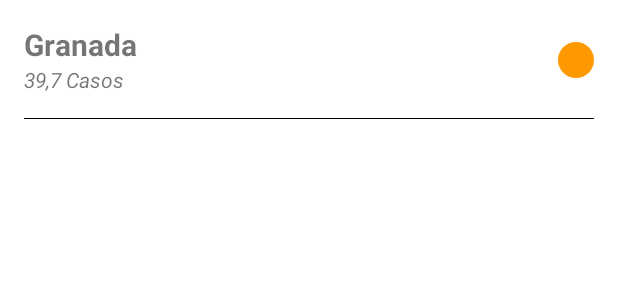
After one commit to OscarMartinCarrillo/IZVExample-1, an Android app: the layout incidence_row.xml on its own in the app's theme, with its tools: preview values and no code run, on a phone screen of 412 x 824 dp. The commit adds this screen. Shown: the top 300 px of the screen. Run offline under Robolectric (Android 15) with nearby library versions, the phone set to English and light mode, and no system bars.

Commit message:
Add simple RecyclerView

```diff
--- a/app/build.gradle
+++ b/app/build.gradle
@@ -1,6 +1,7 @@
 plugins {
     id 'com.android.application'
     id 'kotlin-android'
+    id 'kotlin-android-extensions'
 }
 
 android {
--- a/app/src/main/java/es/voghdev/izvexample/GetIncidenceUseCase.kt
+++ b/app/src/main/java/es/voghdev/izvexample/GetIncidenceUseCase.kt
@@ -9,9 +9,9 @@ class GetIncidenceUseCase(
 ) {
     private val sampleEntries = listOf(
         IncidenceEntry("Granada", 0f),
-        IncidenceEntry("Armilla", 10f),
+        IncidenceEntry("Armilla", 150f),
         IncidenceEntry("Albolote", 580f),
-        IncidenceEntry("Las Gabias", 20f),
+        IncidenceEntry("Las Gabias", 320f),
         IncidenceEntry("Cullar Vega", 15f)
     )
 
--- /dev/null
+++ b/app/src/main/res/drawable/oval_green.xml
@@ -0,0 +1,6 @@
+<?xml version="1.0" encoding="utf-8"?>
+<shape xmlns:android="http://schemas.android.com/apk/res/android"
+    android:shape="oval" >
+    <solid android:color="@color/green" />
+    <corners android:radius="0dp" />
+</shape>
--- /dev/null
+++ b/app/src/main/res/drawable/oval_orange.xml
@@ -0,0 +1,6 @@
+<?xml version="1.0" encoding="utf-8"?>
+<shape xmlns:android="http://schemas.android.com/apk/res/android"
+    android:shape="oval" >
+    <solid android:color="@color/orange" />
+    <corners android:radius="0dp" />
+</shape>
--- /dev/null
+++ b/app/src/main/res/drawable/oval_red.xml
@@ -0,0 +1,6 @@
+<?xml version="1.0" encoding="utf-8"?>
+<shape xmlns:android="http://schemas.android.com/apk/res/android"
+    android:shape="oval" >
+    <solid android:color="@color/red" />
+    <corners android:radius="0dp" />
+</shape>
--- /dev/null
+++ b/app/src/main/res/drawable/oval_yellow.xml
@@ -0,0 +1,6 @@
+<?xml version="1.0" encoding="utf-8"?>
+<shape xmlns:android="http://schemas.android.com/apk/res/android"
+    android:shape="oval" >
+    <solid android:color="@color/yellow" />
+    <corners android:radius="0dp" />
+</shape>
--- a/app/src/main/res/layout/activity_incidence.xml
+++ b/app/src/main/res/layout/activity_incidence.xml
@@ -16,4 +16,9 @@
         app:layout_constraintRight_toRightOf="parent"
         app:layout_constraintTop_toTopOf="parent" />
 
+    <androidx.recyclerview.widget.RecyclerView
+        android:id="@+id/recyclerView"
+        android:layout_width="match_parent"
+        android:layout_height="match_parent" />
+
 </androidx.constraintlayout.widget.ConstraintLayout>
--- /dev/null
+++ b/app/src/main/res/layout/incidence_row.xml
@@ -0,0 +1,49 @@
+<?xml version="1.0" encoding="utf-8"?>
+<androidx.constraintlayout.widget.ConstraintLayout xmlns:android="http://schemas.android.com/apk/res/android"
+    xmlns:app="http://schemas.android.com/apk/res-auto"
+    xmlns:tools="http://schemas.android.com/tools"
+    android:layout_width="match_parent"
+    android:layout_height="wrap_content">
+
+    <TextView
+        android:id="@+id/incidenceTitle"
+        android:layout_width="wrap_content"
+        android:layout_height="wrap_content"
+        android:textSize="20sp"
+        android:textStyle="bold"
+        android:layout_marginTop="16dp"
+        android:layout_marginStart="16dp"
+        app:layout_constraintStart_toStartOf="parent"
+        app:layout_constraintTop_toTopOf="parent"
+        tools:text="Granada" />
+
+    <TextView
+        android:id="@+id/incidenceSubtitle"
+        android:layout_width="wrap_content"
+        android:layout_height="wrap_content"
+        android:textStyle="italic"
+        app:layout_constraintStart_toStartOf="@+id/incidenceTitle"
+        app:layout_constraintTop_toBottomOf="@id/incidenceTitle"
+        tools:text="39,7 Casos" />
+
+    <ImageView
+        android:id="@+id/image"
+        android:layout_width="24dp"
+        android:layout_height="24dp"
+        android:layout_marginEnd="16dp"
+        android:src="@drawable/oval_orange"
+        app:layout_constraintBottom_toBottomOf="parent"
+        app:layout_constraintEnd_toEndOf="parent"
+        app:layout_constraintTop_toTopOf="parent" />
+
+    <View
+        android:layout_width="match_parent"
+        android:layout_height="1px"
+        android:layout_marginTop="16dp"
+        android:background="@color/black"
+        android:layout_marginStart="16dp"
+        android:layout_marginEnd="16dp"
+        app:layout_constraintStart_toStartOf="parent"
+        app:layout_constraintTop_toBottomOf="@id/incidenceSubtitle" />
+
+</androidx.constraintlayout.widget.ConstraintLayout>
--- a/app/src/main/res/values/colors.xml
+++ b/app/src/main/res/values/colors.xml
@@ -7,4 +7,8 @@
     <color name="teal_700">#FF018786</color>
     <color name="black">#FF000000</color>
     <color name="white">#FFFFFFFF</color>
+    <color name="orange">#FFFF9900</color>
+    <color name="red">#FFFF0000</color>
+    <color name="yellow">#FFFFFF00</color>
+    <color name="green">#FF00FFBB</color>
 </resources>
```
Also changed, not shown: app/src/main/java/es/voghdev/izvexample/IncidenceActivity.kt (+14 -1 lines), app/src/main/java/es/voghdev/izvexample/IncidenceAdapter.kt (added, +45 -0 lines).
